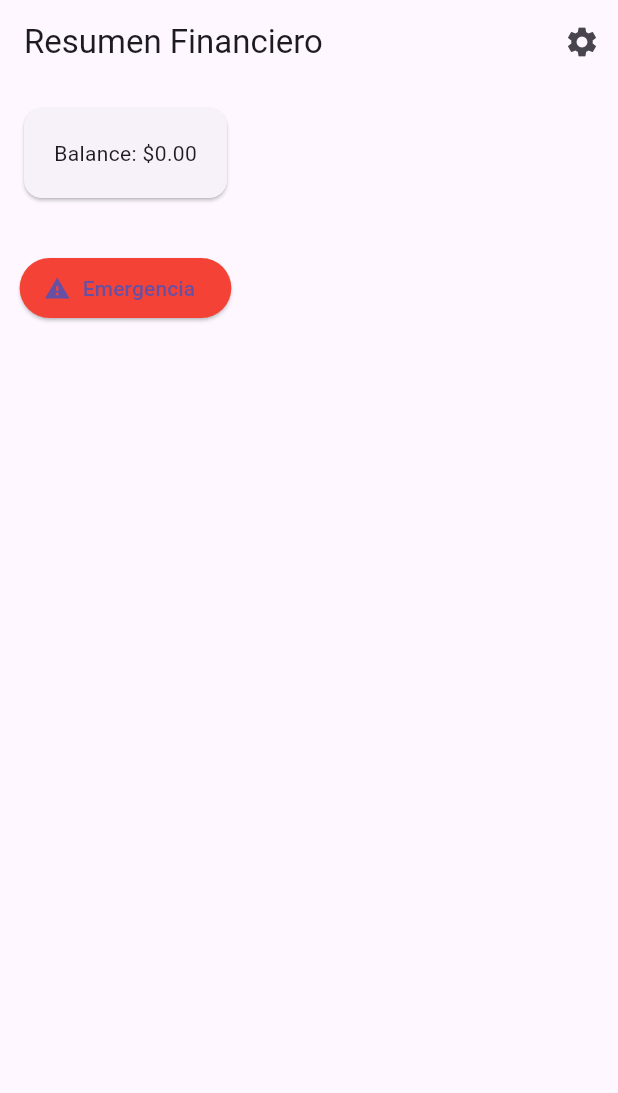
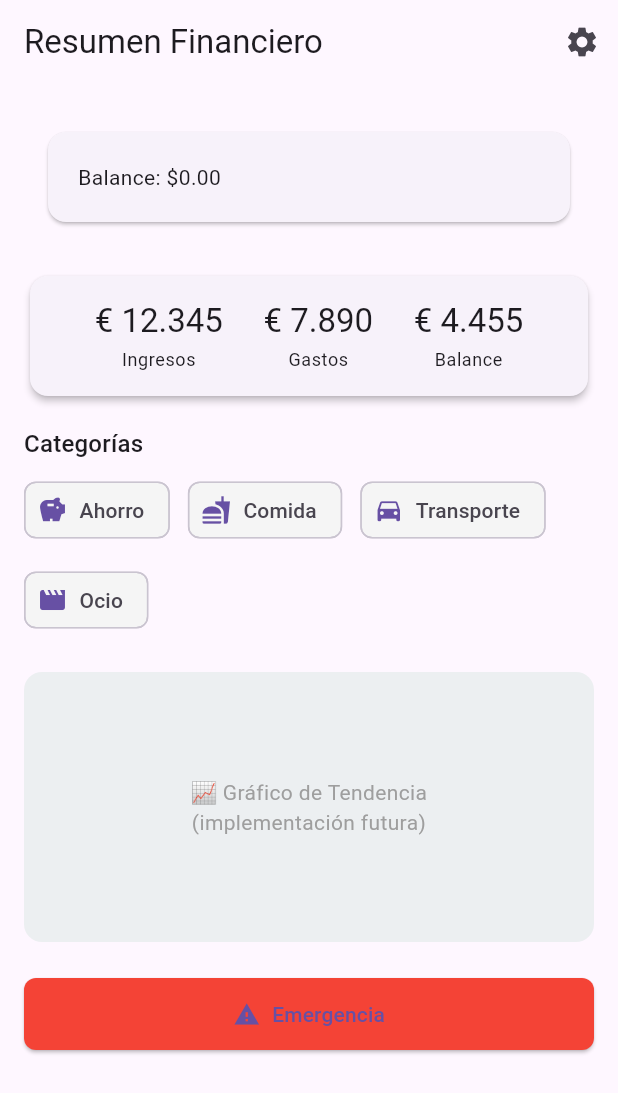
Before and after one commit to benpido/bullying, a Flutter app: the screen it shows after launch, on a phone screen of 412 x 824 dp. Shown: the top 1093 px of the screen. Run offline on Flutter 3.47's test engine with Material 3 defaults, Android fonts, the phone set to English and light mode, and no system bars; our stand-ins replace math_expressions, shared_preferences, table_calendar.

```diff
--- a/lib/modules/home/home_screen.dart
+++ b/lib/modules/home/home_screen.dart
@@ -13,26 +13,120 @@ class HomeScreen extends StatelessWidget {
         actions: [
           IconButton(
             icon: const Icon(Icons.settings),
-            onPressed: () {
-              Navigator.pushNamed(context, AppRoutes.config);
-            },
+            onPressed: () => Navigator.pushNamed(context, AppRoutes.config),
           ),
         ],
       ),
-      body: Column(
+      body: SafeArea(
+        child: SingleChildScrollView(
+          padding: const EdgeInsets.all(16),
+          child: Column(
+            crossAxisAlignment: CrossAxisAlignment.stretch,
             children: [
               const FinanceSummaryCard(),
-          const SizedBox(height: 20),
+              const SizedBox(height: 16),
+
+              Card(
+                elevation: 2,
+                shape: RoundedRectangleBorder(
+                    borderRadius: BorderRadius.circular(12)),
+                child: Padding(
+                  padding: const EdgeInsets.all(16),
+                  child: Row(
+                    mainAxisAlignment: MainAxisAlignment.spaceEvenly,
+                    children: const [
+                      _MetricItem(label: 'Ingresos', value: '€ 12.345'),
+                      _MetricItem(label: 'Gastos', value: '€ 7.890'),
+                      _MetricItem(label: 'Balance', value: '€ 4.455'),
+                    ],
+                  ),
+                ),
+              ),
+              const SizedBox(height: 16),
+
+              Text(
+                'Categorías',
+                style: Theme.of(context).textTheme.titleMedium,
+              ),
+              const SizedBox(height: 8),
+              Wrap(
+                spacing: 12,
+                runSpacing: 12,
+                children: const [
+                  _CategoryChip(label: 'Ahorro', icon: Icons.savings),
+                  _CategoryChip(label: 'Comida', icon: Icons.fastfood),
+                  _CategoryChip(label: 'Transporte', icon: Icons.directions_car),
+                  _CategoryChip(label: 'Ocio', icon: Icons.movie),
+                ],
+              ),
+              const SizedBox(height: 24),
+
+              Container(
+                height: 180,
+                decoration: BoxDecoration(
+                  color: Colors.blueGrey.shade50,
+                  borderRadius: BorderRadius.circular(12),
+                ),
+                child: const Center(
+                  child: Text(
+                    '📈 Gráfico de Tendencia\n(implementación futura)',
+                    textAlign: TextAlign.center,
+                    style: TextStyle(color: Colors.grey),
+                  ),
+                ),
+              ),
+              const SizedBox(height: 24),
+
               ElevatedButton.icon(
                 icon: const Icon(Icons.warning),
                 label: const Text('Emergencia'),
-            style: ElevatedButton.styleFrom(backgroundColor: Colors.red),
-            onPressed: () {
-              Navigator.pushNamed(context, AppRoutes.emergency);
-            },
+                style: ElevatedButton.styleFrom(
+                  backgroundColor: Colors.red,
+                  padding: const EdgeInsets.symmetric(vertical: 14),
+                  shape: RoundedRectangleBorder(
+                      borderRadius: BorderRadius.circular(8)),
+                ),
+                onPressed: () => Navigator.pushNamed(
+                    context, AppRoutes.emergency),
               ),
             ],
+          ),
+        ),
       ),
     );
   }
 }
+
+class _MetricItem extends StatelessWidget {
+  final String label;
+  final String value;
+  const _MetricItem({required this.label, required this.value});
+
+  @override
+  Widget build(BuildContext context) {
+    return Column(
+      children: [
+        Text(value, style: Theme.of(context).textTheme.titleLarge),
+        const SizedBox(height: 4),
+        Text(label, style: Theme.of(context).textTheme.bodySmall),
+      ],
+    );
+  }
+}
+
+class _CategoryChip extends StatelessWidget {
+  final String label;
+  final IconData icon;
+  const _CategoryChip({required this.label, required this.icon});
+
+  @override
+  Widget build(BuildContext context) {
+    return Chip(
+      avatar: Icon(icon, size: 20, color: Theme.of(context).primaryColor),
+      label: Text(label),
+      backgroundColor: Colors.grey.shade100,
+      shape: RoundedRectangleBorder(
+          borderRadius: BorderRadius.circular(8)),
+    );
+  }
+}
```
Also changed, not shown: lib/modules/facades/calculator_screen.dart (+7 -1 lines), lib/modules/facades/calendar_screen.dart (+16 -19 lines), lib/modules/facades/notes_screen.dart (+12 -1 lines), 2 other files. Lines whose indentation alone changed are shown as unchanged.
